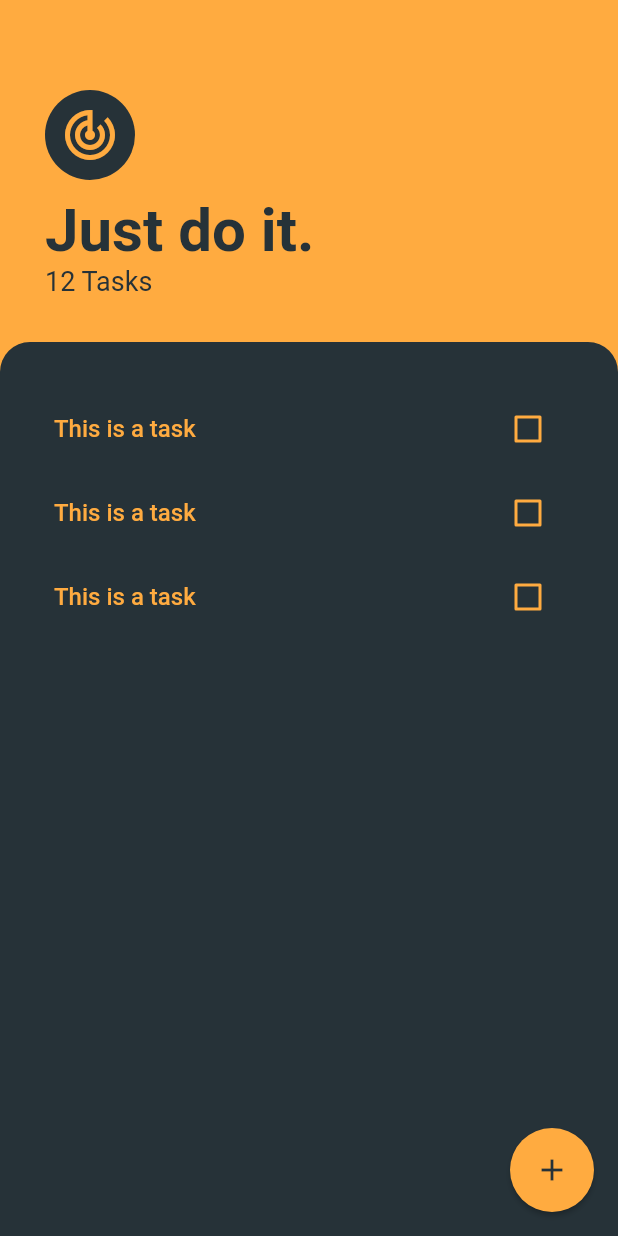
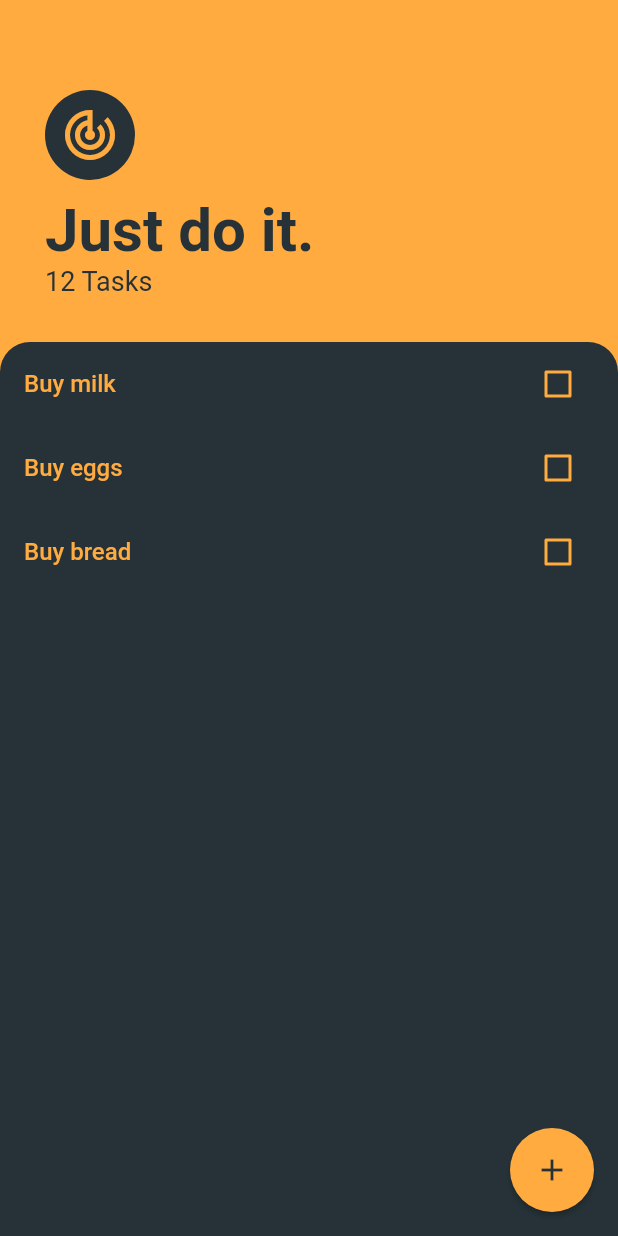
Before and after one commit to Butcanudothis/thebettertodoflutter, a Flutter app: the screen it shows after launch, on a phone screen of 412 x 824 dp. Run offline on Flutter 3.47's test engine with Material 2 defaults, Android fonts, the phone set to English and light mode, and no system bars.

Commit message:
removed TaskCheckBox & other stateful widgets

```diff
--- /dev/null
+++ b/lib/models/task.dart
@@ -0,0 +1,8 @@
+class Task {
+  final String name;
+  bool isDone;
+  Task({this.name, this.isDone = false});
+  void toggleDone() {
+    isDone = !isDone;
+  }
+}
--- a/lib/widgets/task_list.dart
+++ b/lib/widgets/task_list.dart
@@ -1,16 +1,33 @@
 import 'package:flutter/material.dart';
 import 'task_tile.dart';
+import 'package:flutter_todo/models/task.dart';
 
-class TaskList extends StatelessWidget {
+class TaskList extends StatefulWidget {
+  @override
+  _TaskListState createState() => _TaskListState();
+}
+
+class _TaskListState extends State<TaskList> {
+  List<Task> tasks = [
+    Task(name: 'Buy milk'),
+    Task(name: 'Buy eggs'),
+    Task(name: 'Buy bread'),
+  ];
   @override
   Widget build(BuildContext context) {
-    return ListView(
-      padding: EdgeInsets.symmetric(horizontal: 20.0, vertical: 30),
-      children: [
-        TaskTile(taskName: 'This is a task'),
-        TaskTile(taskName: 'This is a task'),
-        TaskTile(taskName: 'This is a task'),
-      ],
+    return ListView.builder(
+      itemBuilder: (context, index) {
+        return TaskTile(
+          taskTitle: tasks[index].name,
+          isChecked: tasks[index].isDone,
+          checkboxCallback: (checkboxState) {
+            setState(() {
+              tasks[index].toggleDone();
+            });
+          },
+        );
+      },
+      itemCount: tasks.length,
     );
   }
 }
--- a/lib/widgets/task_tile.dart
+++ b/lib/widgets/task_tile.dart
@@ -1,50 +1,36 @@
 import 'package:flutter/material.dart';
 
-class TaskTile extends StatefulWidget {
-  final String taskName;
-
-  TaskTile({this.taskName});
-
-  @override
-  _TaskTileState createState() => _TaskTileState();
-}
-
-class _TaskTileState extends State<TaskTile> {
-  bool isChecked = false;
-
+class TaskTile extends StatelessWidget {
+  final bool isChecked;
+  final String taskTitle;
+  final Function checkboxCallback;
+  TaskTile({this.isChecked, this.taskTitle, this.checkboxCallback});
   @override
   Widget build(BuildContext context) {
     return ListTile(
       title: Text(
-        widget.taskName,
+        taskTitle,
         style: TextStyle(
             color: Colors.orangeAccent,
             fontWeight: FontWeight.w500,
             decoration: isChecked ? TextDecoration.lineThrough : null),
       ),
-      trailing: TaskCheckbox(
-        checkboxState: isChecked,
-        toggleCheckboxState: (bool checkboxState) {
-          setState(() {
-            isChecked = checkboxState;
-          });
-        },
+      trailing: Checkbox(
+        activeColor: Colors.orangeAccent,
+        checkColor: Colors.blueGrey.shade900,
+        value: isChecked,
+        onChanged: checkboxCallback,
       ),
     );
   }
 }
 
-class TaskCheckbox extends StatelessWidget {
-  final bool checkboxState;
-  final Function toggleCheckboxState;
-  TaskCheckbox({this.checkboxState, this.toggleCheckboxState});
-  @override
-  Widget build(BuildContext context) {
-    return Checkbox(
-      activeColor: Colors.orangeAccent,
-      checkColor: Colors.blueGrey.shade900,
-      value: checkboxState,
-      onChanged: toggleCheckboxState,
-    );
-  }
-}
+// class TaskCheckbox extends StatelessWidget {
+//   final bool checkboxState;
+//   final Function toggleCheckboxState;
+//   TaskCheckbox({this.checkboxState, this.toggleCheckboxState});
+//   @override
+//   Widget build(BuildContext context) {
+//     return
+//   }
+// }
```
